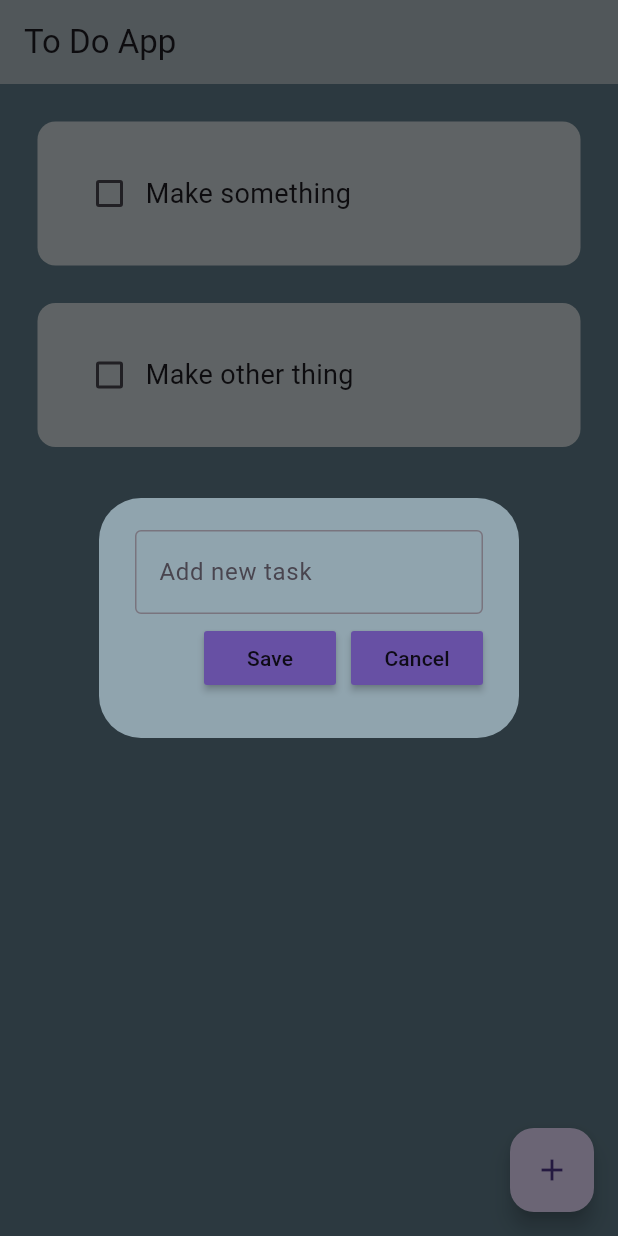
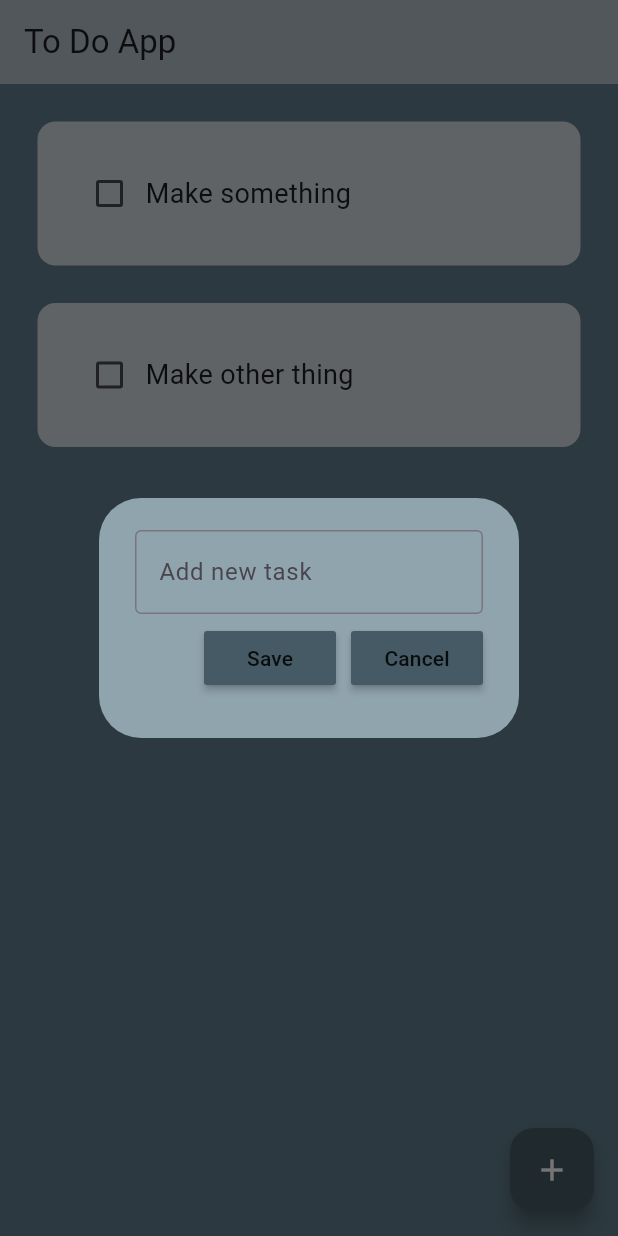
Before and after one commit to RodrigoPestana35/Flutter-To-Do-App, a Flutter app: the screen it shows after launch, after a tap on the "add" icon, on a phone screen of 412 x 824 dp. Run offline on Flutter 3.47's test engine with Material 3 defaults, Android fonts, the phone set to English and light mode, and no system bars.

Commit message:
add functionality to add tasks button

```diff
--- a/lib/main.dart
+++ b/lib/main.dart
@@ -16,6 +16,7 @@ class MyApp extends StatelessWidget {
       debugShowCheckedModeBanner: false,
       home: HomePage(),
       theme: ThemeData(
+        primaryColor: Colors.blueGrey[700],
         appBarTheme: AppBarTheme(
           backgroundColor: Colors.blueGrey[200],
           elevation: 0,
--- a/lib/pages/home_page.dart
+++ b/lib/pages/home_page.dart
@@ -1,4 +1,4 @@
-// ignore_for_file: prefer_const_literals_to_create_immutables, prefer_const_constructors
+// ignore_for_file: prefer_const_literals_to_create_immutables, prefer_const_constructors, sort_child_properties_last
 
 import 'package:flutter/material.dart';
 import 'package:todoapp/util/dialog_box.dart';
@@ -27,12 +27,22 @@ class _HomePageState extends State<HomePage> {
     });
   }
 
+  void saveNewTask() {
+    setState(() {
+      toDoList.add([controler.text, false]);
+      controler.clear();
+      Navigator.of(context).pop();
+    });
+  }
+
   void createNewTask() {
     showDialog(
         context: context,
         builder: (context) {
           return DialogBox(
             controler: controler,
+            onSave: saveNewTask,
+            onCancel: () => Navigator.of(context).pop(),
           );
         });
   }
@@ -47,7 +57,11 @@ class _HomePageState extends State<HomePage> {
       ),
       floatingActionButton: FloatingActionButton(
         onPressed: createNewTask,
-        child: Icon(Icons.add),
+        child: Icon(
+          Icons.add,
+          color: Colors.white,
+        ),
+        backgroundColor: Theme.of(context).primaryColor,
       ),
       body: ListView.builder(
         itemCount: toDoList.length,
--- a/lib/util/dialog_box.dart
+++ b/lib/util/dialog_box.dart
@@ -5,9 +5,13 @@ import 'package:todoapp/util/my_button.dart';
 
 class DialogBox extends StatelessWidget {
   final controler;
-  const DialogBox({
+  VoidCallback onSave;
+  VoidCallback onCancel;
+  DialogBox({
     super.key,
     required this.controler,
+    required this.onSave,
+    required this.onCancel,
   });
 
   @override
@@ -33,9 +37,9 @@ class DialogBox extends StatelessWidget {
               mainAxisAlignment: MainAxisAlignment.end,
               children: [
                 //save and cancel buttons
-                MyButton(text: "Save", onPressed: () {}),
+                MyButton(text: "Save", onPressed: onSave),
                 const SizedBox(width: 10),
-                MyButton(text: "Cancel", onPressed: () {}),
+                MyButton(text: "Cancel", onPressed: onCancel),
               ],
             )
           ],
```
